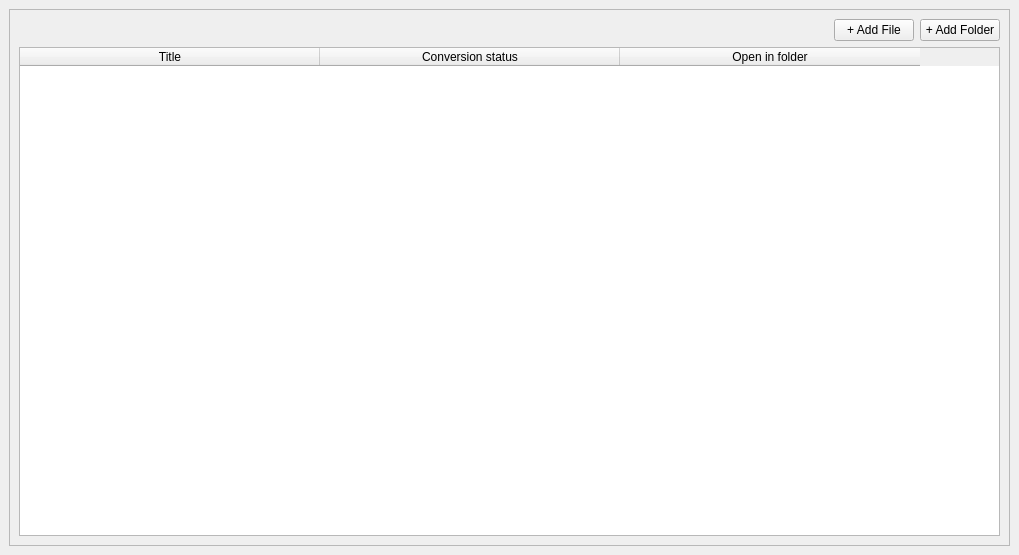
Before: the Qt Designer form src/gui/gui.ui in marcoatrs/pdf_to_cbz, drawn with Qt 5.
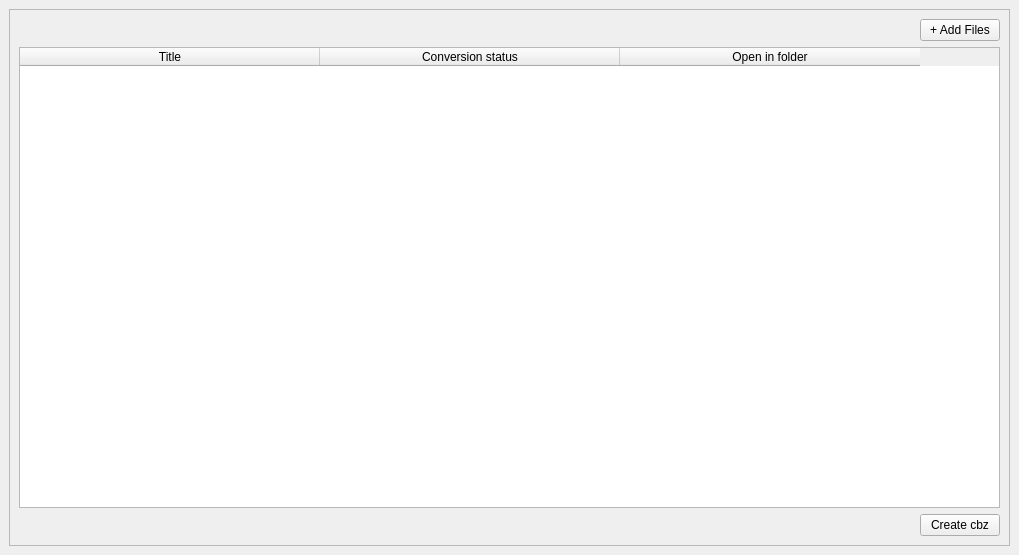
After: the same form once the commit is applied.

```diff
--- a/src/gui/gui.ui
+++ b/src/gui/gui.ui
@@ -23,44 +23,7 @@
       <property name="frameShadow">
        <enum>QFrame::Shadow::Raised</enum>
       </property>
-      <layout class="QGridLayout" name="gridLayout_3" rowstretch="0,0">
-       <item row="0" column="0">
-        <layout class="QHBoxLayout" name="horizontalLayout">
-         <item>
-          <spacer name="horizontalSpacer">
-           <property name="orientation">
-            <enum>Qt::Orientation::Horizontal</enum>
-           </property>
-           <property name="sizeHint" stdset="0">
-            <size>
-             <width>40</width>
-             <height>20</height>
-            </size>
-           </property>
-          </spacer>
-         </item>
-         <item>
-          <widget class="QPushButton" name="pb_add_file">
-           <property name="cursor">
-            <cursorShape>PointingHandCursor</cursorShape>
-           </property>
-           <property name="text">
-            <string>+ Add File</string>
-           </property>
-          </widget>
-         </item>
-         <item>
-          <widget class="QPushButton" name="pb_add_folder">
-           <property name="cursor">
-            <cursorShape>PointingHandCursor</cursorShape>
-           </property>
-           <property name="text">
-            <string>+ Add Folder</string>
-           </property>
-          </widget>
-         </item>
-        </layout>
-       </item>
+      <layout class="QGridLayout" name="gridLayout_3" rowstretch="0,1,0">
        <item row="1" column="0">
         <widget class="QTableWidget" name="table_conversion">
          <property name="gridStyle">
@@ -95,6 +58,60 @@
          </column>
         </widget>
        </item>
+       <item row="0" column="0">
+        <layout class="QHBoxLayout" name="horizontalLayout">
+         <item>
+          <spacer name="horizontalSpacer">
+           <property name="orientation">
+            <enum>Qt::Orientation::Horizontal</enum>
+           </property>
+           <property name="sizeHint" stdset="0">
+            <size>
+             <width>40</width>
+             <height>20</height>
+            </size>
+           </property>
+          </spacer>
+         </item>
+         <item>
+          <widget class="QPushButton" name="pb_add_file">
+           <property name="cursor">
+            <cursorShape>PointingHandCursor</cursorShape>
+           </property>
+           <property name="text">
+            <string>+ Add Files</string>
+           </property>
+          </widget>
+         </item>
+        </layout>
+       </item>
+       <item row="2" column="0">
+        <layout class="QHBoxLayout" name="horizontalLayout_2">
+         <item>
+          <spacer name="horizontalSpacer_2">
+           <property name="orientation">
+            <enum>Qt::Orientation::Horizontal</enum>
+           </property>
+           <property name="sizeHint" stdset="0">
+            <size>
+             <width>40</width>
+             <height>20</height>
+            </size>
+           </property>
+          </spacer>
+         </item>
+         <item>
+          <widget class="QPushButton" name="pb_create">
+           <property name="cursor">
+            <cursorShape>PointingHandCursor</cursorShape>
+           </property>
+           <property name="text">
+            <string>Create cbz</string>
+           </property>
+          </widget>
+         </item>
+        </layout>
+       </item>
       </layout>
      </widget>
     </item>
```
